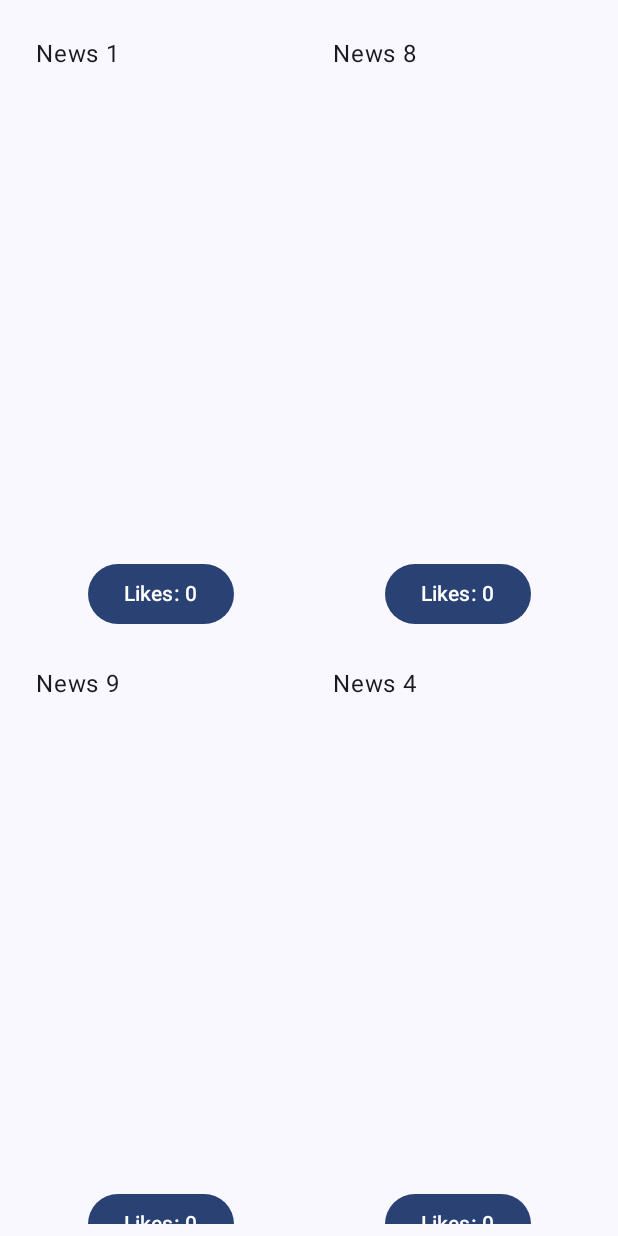
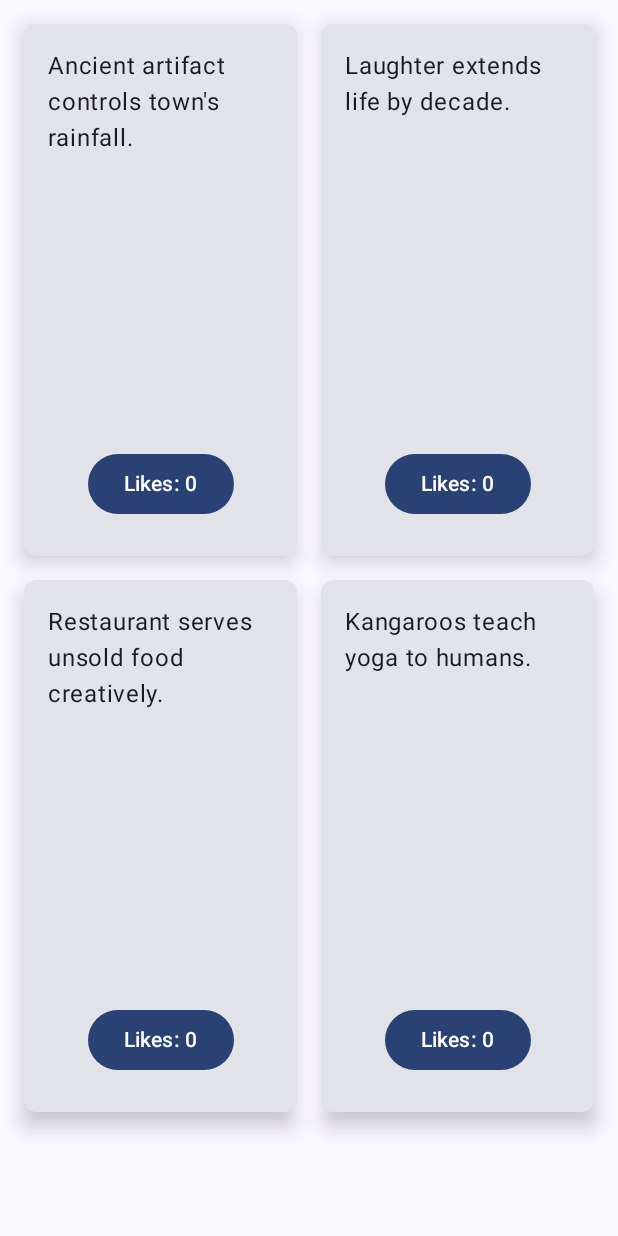
Before and after one commit to Dalerrro/AstronomicalDiary, an Android app built with Jetpack Compose: the screen it shows after launch (MainActivity), on a phone screen of 412 x 824 dp. Run offline under Robolectric (Android 15) with nearby library versions, the phone set to English and light mode, and no system bars.

Commit message:
Update design for News

```diff
--- a/app/src/main/java/com/example/startapp/News.kt
+++ b/app/src/main/java/com/example/startapp/News.kt
@@ -7,14 +7,14 @@ data class News (
 )
 
 val newsList = listOf(
-    News(1, "News 1"),
-    News(2, "News 2"),
-    News(3, "News 3"),
-    News(4, "News 4"),
-    News(5, "News 5"),
-    News(6, "News 6"),
-    News(7, "News 7"),
-    News(8, "News 8"),
-    News(9, "News 9"),
-    News(10, "News 10")
+    News(1, "Ancient artifact controls town's rainfall."),
+    News(2, "Laughter extends life by decade."),
+    News(3, "Blindfolded sushi eating becomes popular."),
+    News(4, "Kangaroos teach yoga to humans."),
+    News(5, "Midnight rainbow spotted in Alaska."),
+    News(6, "Restaurant serves unsold food creatively."),
+    News(7, "Penguins become popular Brazilian pets."),
+    News(8, "Potato successfully grown in space."),
+    News(9, "Strange hat museum opens in London."),
+    News(10, "World's longest cigar festival held.")
 )
--- a/app/src/main/java/com/example/startapp/NewsScreen.kt
+++ b/app/src/main/java/com/example/startapp/NewsScreen.kt
@@ -4,11 +4,17 @@ import androidx.compose.foundation.ExperimentalFoundationApi
 import androidx.compose.foundation.layout.*
 import androidx.compose.foundation.lazy.grid.GridCells
 import androidx.compose.foundation.lazy.grid.LazyVerticalGrid
+import androidx.compose.foundation.shape.RoundedCornerShape
 import androidx.compose.material3.Button
+import androidx.compose.material3.ButtonDefaults
+import androidx.compose.material3.Card
+import androidx.compose.material3.MaterialTheme
 import androidx.compose.material3.Text
 import androidx.compose.runtime.*
 import androidx.compose.ui.Alignment
 import androidx.compose.ui.Modifier
+import androidx.compose.ui.draw.shadow
+import androidx.compose.ui.platform.LocalConfiguration
 import androidx.compose.ui.unit.dp
 import kotlinx.coroutines.delay
 
@@ -23,12 +29,11 @@ fun NewsScreen() {
 
     LaunchedEffect(Unit) {
         while (true) {
-            delay(2000)
+            delay(5000)
 
             val indexToReplace = (0 until currentNews.size).random()
 
             val availableNews = newsList.filter { it !in currentNews }
-
 
             if (availableNews.isNotEmpty()) {
                 val newNews = availableNews.random()
@@ -53,30 +58,49 @@ fun NewsScreen() {
 @Composable
 fun NewsItem(news: News) {
     var localLikes by remember(news.id) { mutableStateOf(news.likes) }
+    val configuration = LocalConfiguration.current
+    val screenHeight = configuration.screenHeightDp.dp
 
+    Card(
+        modifier = Modifier
+            .fillMaxWidth()
+            .height(screenHeight * 0.45f)
+            .padding(8.dp)
+            .shadow(elevation = 8.dp, shape = RoundedCornerShape(8.dp)),
+        shape = RoundedCornerShape(8.dp),
+    ) {
         Column(
             modifier = Modifier
-            .fillMaxWidth()
-            .height(420.dp)
-            .padding(8.dp),
+                .fillMaxSize()
+                .padding(16.dp),
             verticalArrangement = Arrangement.SpaceBetween
         ) {
             Text(
                 text = news.content,
                 modifier = Modifier
                     .weight(1f)
-                .padding(8.dp)
+                    .padding(bottom = 16.dp)
             )
-
 
             Button(
                 onClick = {
                     localLikes++
                     news.likes = localLikes
                 },
-            modifier = Modifier.align(Alignment.CenterHorizontally)
+                modifier = Modifier
+                    .align(Alignment.CenterHorizontally)
+                    .padding(bottom = 8.dp),
+                colors = ButtonDefaults.buttonColors(
+                    containerColor = MaterialTheme.colorScheme.primary,
+                    contentColor = MaterialTheme.colorScheme.onPrimary
+                ),
+                shape = RoundedCornerShape(50)
             ) {
-            Text(text = "Likes: $localLikes")
+                Text(
+                    text = "Likes: $localLikes",
+
+                )
             }
         }
     }
+}
--- a/gradle/libs.versions.toml
+++ b/gradle/libs.versions.toml
@@ -8,7 +8,8 @@ espressoCore = "3.6.1"
 kotlinxCoroutinesAndroid = "1.7.3"
 lifecycleRuntimeKtx = "2.8.5"
 activityCompose = "1.9.2"
-composeBom = "2024.04.01"
+composeBom = "2024.09.01"
+runtimeLivedata = "1.7.1"
 
 [libraries]
 androidx-core-ktx = { group = "androidx.core", name = "core-ktx", version.ref = "coreKtx" }
@@ -27,6 +28,7 @@ androidx-ui-test-manifest = { group = "androidx.compose.ui", name = "ui-test-man
 androidx-ui-test-junit4 = { group = "androidx.compose.ui", name = "ui-test-junit4" }
 androidx-material3 = { group = "androidx.compose.material3", name = "material3" }
 kotlinx-coroutines-android = { module = "org.jetbrains.kotlinx:kotlinx-coroutines-android", version.ref = "kotlinxCoroutinesAndroid" }
+androidx-runtime-livedata = { group = "androidx.compose.runtime", name = "runtime-livedata", version.ref = "runtimeLivedata" }
 
 [plugins]
 android-application = { id = "com.android.application", version.ref = "agp" }
```
Lines whose indentation alone changed are shown as unchanged.
